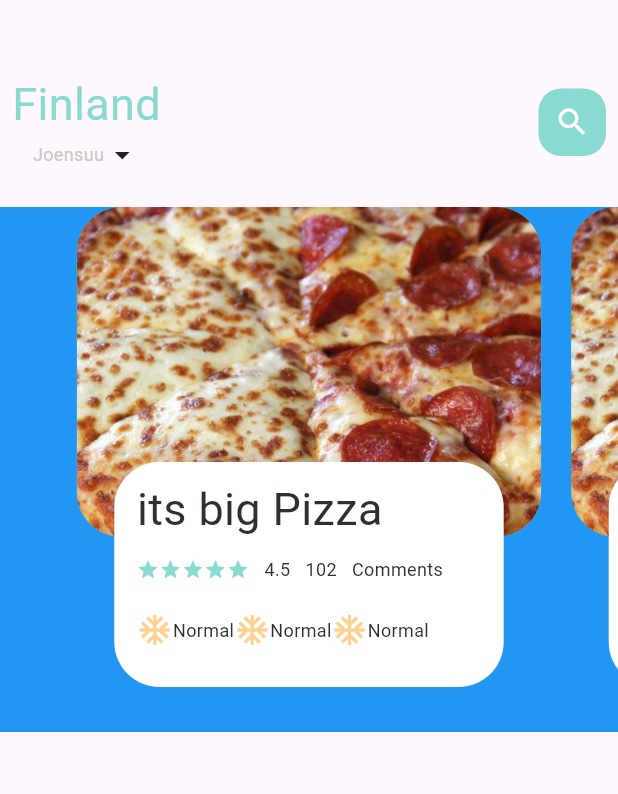
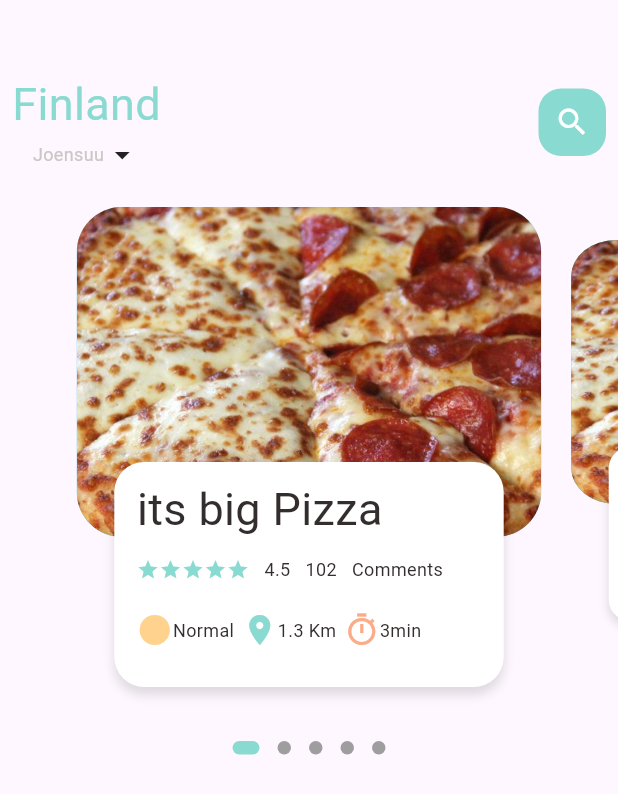
Before and after one commit to Omerkhan123/FoodApp, a Flutter app: the screen it shows after launch, on a phone screen of 412 x 824 dp. Shown: the top 794 px of the screen. Run offline on Flutter 3.47's test engine with Material 3 defaults, Android fonts, the phone set to English and light mode, and no system bars; drawn by our look-alikes of dots_indicator.

Commit message:
My food App

```diff
--- a/lib/home/food_page_body.dart
+++ b/lib/home/food_page_body.dart
@@ -1,3 +1,4 @@
+import 'package:dots_indicator/dots_indicator.dart';
 import 'package:flutter/material.dart';
 import 'package:food_delivery/color_widget.dart';
 import 'package:food_delivery/widgets/big_text.dart';
@@ -12,30 +13,97 @@ class FoodPageBody extends StatefulWidget {
 
 class _FoodPageBodyState extends State<FoodPageBody> {
   PageController pageController = PageController(viewportFraction: 0.8);
+
+  var  _currPageValues= 0.0;
+  final double _scaleFactor= 0.8;
+  final _height = 220;
+
+  // this method use to check the value of index
+ @override
+  void initState(){
+    super.initState();
+    pageController.addListener(() {
+      setState(() {
+        _currPageValues = pageController.page!;
+          //print("the page value is" +_currPageValues.toString());
+      });
+    });
+  }
+  // this method  use for dispose the memory
+  @override
+  void dispose(){
+    super.dispose();
+   pageController.dispose();
+  }
   @override
   Widget build(BuildContext context) {
-    return Container(
-      color: Colors.blue,
+    return Column(
+      children: [
+        Container(
+          // bg color where we checking the codes
+          // color: Colors.blue,
           height: 350,
           child: PageView.builder(
               controller: pageController,
               itemCount: 5,
-          itemBuilder: (context, Postion){
-           return _buildPageItem(Postion);
+              itemBuilder: (context, postion){
+                return _buildPageItem(postion);
               }
           ),
-    );
+        ),
+     DotsIndicator(
+    dotsCount: 5,
+    position: _currPageValues.toInt(),
+    decorator: DotsDecorator(
+      activeColor: AppColors.mainColor,
+    size: const Size.square(9.0),
+    activeSize: const Size(18.0, 9.0),
+    activeShape: RoundedRectangleBorder(borderRadius: BorderRadius.circular(5.0)),
+    ),
+    )]);
   }
  Widget _buildPageItem(int index){
-    return Stack(
+
+   // dalta mai yao logic jor kry dy 6 kala page scroll k nu animation shnt ba show ky.
+   // this logic use for slide the container and we wrap it with "transform widget "
+   // its for scale and sliding
+   Matrix4 matrix = Matrix4.identity();
+   if(index==_currPageValues.floor()) {
+     var currScale = 1 - (_currPageValues - index) * (1 - _scaleFactor);
+     var currTrans =_height*(1-currScale)/2;
+     matrix = Matrix4.diagonal3Values(1, currScale, 1) .. setTranslationRaw(0, currTrans, 0);
+
+   } else if (index== _currPageValues.floor()+1){
+     var currScale = _scaleFactor+(_currPageValues-index+1)*(1-_scaleFactor);
+     var currTrans =_height*(1-currScale)/2; //1/10*220=20
+     matrix = Matrix4.diagonal3Values(1, currScale, 1);
+     matrix = Matrix4.diagonal3Values(1, currScale, 1) .. setTranslationRaw(0, currTrans, 0);
+
+   }else if (index== _currPageValues.floor()-1){
+     var currScale = 1 - (_currPageValues - index) * (1 - _scaleFactor);
+     var currTrans =_height*(1-currScale)/2; //1/10*220=20
+     matrix = Matrix4.diagonal3Values(1, currScale, 1);
+     matrix = Matrix4.diagonal3Values(1, currScale, 1)
+       .. setTranslationRaw(0, currTrans, 0);
+
+   }else{
+     var currScale = 0.8;
+     matrix = Matrix4.diagonal3Values(1, currScale, 1)
+       .. setTranslationRaw(0, _height*(1- _scaleFactor)/2, 1);
+
+   }// its end of scaling and sliding code
+    return Transform(
+        transform: matrix,
+      child: Stack(
         children:[
+          // this is the main container
           Container(
         height: 220,
           margin: EdgeInsets.only(left: 10, right: 10),
           decoration: BoxDecoration(
             color: index.isEven?Color(0xFF69c5df): Color(0xFF19c5df),
             borderRadius: BorderRadius.circular(30),
-          image: DecorationImage(
+            image: const  DecorationImage(
               fit: BoxFit.cover,
               image: AssetImage(
                 "assets/image/food9.jpeg",
@@ -43,6 +111,7 @@ class _FoodPageBodyState extends State<FoodPageBody> {
             )
           ),
         ),
+          // this is a small container
           Align(
             alignment: Alignment.bottomCenter,
             child: Container(
@@ -50,13 +119,15 @@ class _FoodPageBodyState extends State<FoodPageBody> {
               margin: EdgeInsets.only(left: 35, right: 35, bottom: 30,),
               decoration: BoxDecoration(
                   color: Colors.white,
-                borderRadius: BorderRadius.circular(30),
-            //     image: DecorationImage(
-            //       fit: BoxFit.cover,
-            //       image: AssetImage(
-            //         "assets/image/food3.jpeg",
-            //       ),
-            //     )
+                  boxShadow: const [
+                    BoxShadow(
+                      color: Colors.black12,
+                      blurRadius: 5.0,
+                      offset:  Offset(0,5),
+                    )
+                  ],
+                  borderRadius: BorderRadius.circular(20),
+
               ),
               child: Container(
                 padding: EdgeInsets.only(left: 15, right: 15, top: 10),
@@ -67,6 +138,7 @@ class _FoodPageBodyState extends State<FoodPageBody> {
                     SizedBox(height: 10,),
                     Row(
                       children: [
+                        // here we use wrap where we take more icon in a row
                         Wrap(
                           children:
                            List.generate(5, (index) => Icon(Icons.star,
@@ -83,17 +155,21 @@ class _FoodPageBodyState extends State<FoodPageBody> {
                       ],
                     ),
                     SizedBox(height: 20,),
+                    //
                     const Row(
                       children: [
-                      IconTextWidget(icon: Icons.ac_unit,
+                        IconTextWidget(icon: Icons.circle_sharp,
                             text: "Normal",
                             iconColor: AppColors.iconColor1),
-                      IconTextWidget(icon: Icons.ac_unit,
-                          text: "Normal",
-                          iconColor: AppColors.iconColor1),
-                      IconTextWidget(icon: Icons.ac_unit,
-                          text: "Normal",
-                          iconColor: AppColors.iconColor1),
+                        SizedBox(width: 5,),
+                        IconTextWidget(icon: Icons.location_on,
+                            text: "1.3 Km",
+                            iconColor: AppColors.mainColor),
+                        SizedBox(width: 5,),
+                        IconTextWidget(icon: Icons.timer_sharp,
+                            text: "3min",
+                            iconColor: AppColors.iconColor2),
+
                       ],
                     )
                   ],
@@ -102,6 +178,7 @@ class _FoodPageBodyState extends State<FoodPageBody> {
             ),
           ),
         ]
+   ),
     );
  }
 }
--- a/lib/home/main_food_page.dart
+++ b/lib/home/main_food_page.dart
@@ -15,6 +15,7 @@ class _MainPageState extends State<MainPage> {
   @override
   Widget build(BuildContext context) {
     return Scaffold(
+      // showing the header
       body: Column(
         children: [
           Container(
@@ -50,6 +51,8 @@ class _MainPageState extends State<MainPage> {
               ),
             ),
           ),
+
+          // showing the body
           FoodPageBody(),
         ],
       ),
```
Also changed, not shown: pubspec.yaml (+3 -6 lines), pubspec.lock, 1 other file. Lines whose indentation alone changed are shown as unchanged.
